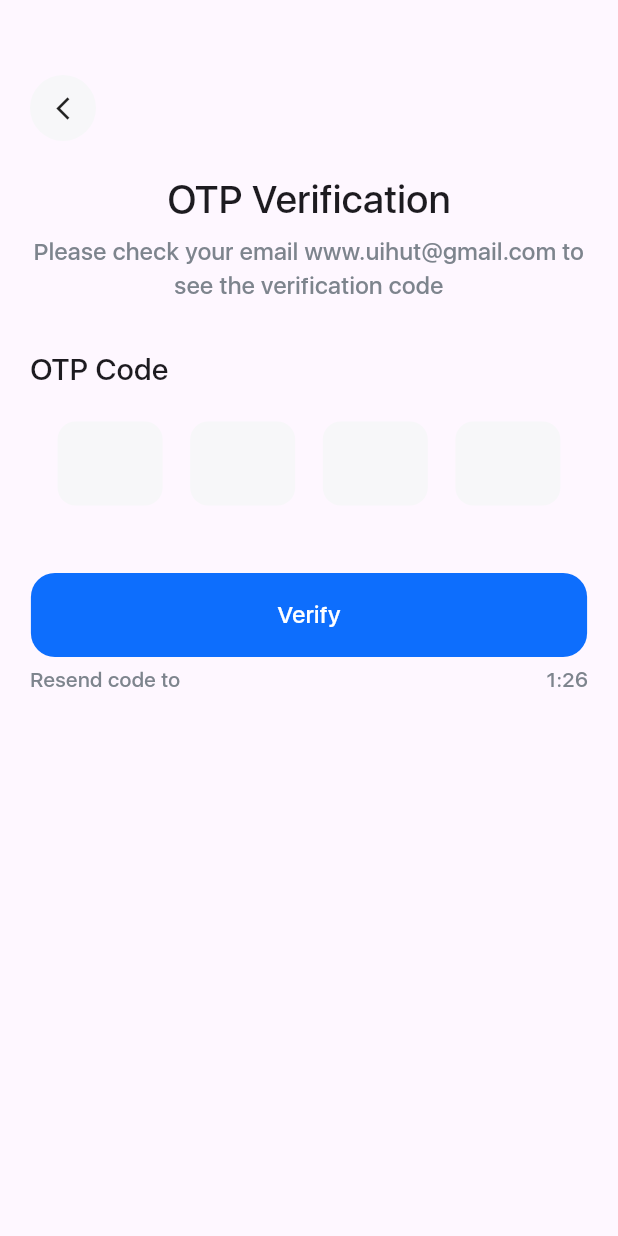
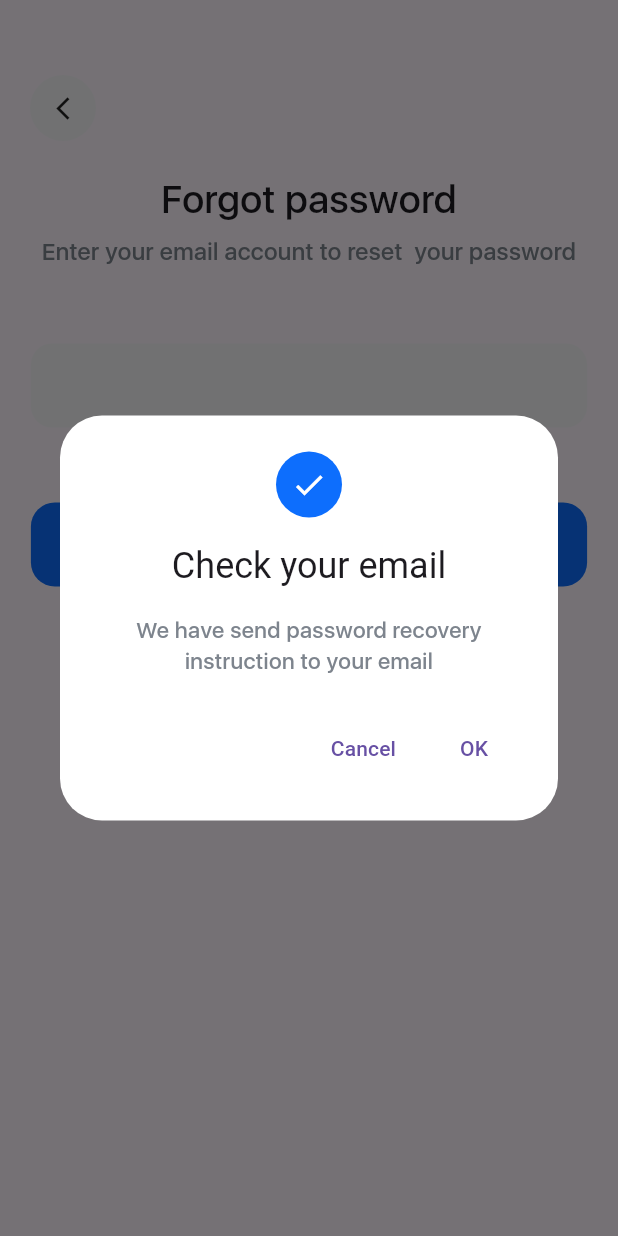
Before and after one commit to obidkhandev/homework---14-UI, a Flutter app: the ForgotPasswordUi14 screen opened directly, after a tap on "Reset Password", on a phone screen of 412 x 824 dp. Run offline on Flutter 3.47's test engine with Material 3 defaults, Android fonts, the phone set to English and light mode, and no system bars; our stand-ins replace fl_chart, flutter_svg.

Commit message:
completed travel app

```diff
--- a/lib/main.dart
+++ b/lib/main.dart
@@ -4,11 +4,7 @@ import 'package:modul_4_homework_obidxon/ui_1/screens/home_page.dart';
 import 'package:modul_4_homework_obidxon/ui_10/screen/home_screen.dart';
 import 'package:modul_4_homework_obidxon/ui_12/screens/home_screens.dart';
 import 'package:modul_4_homework_obidxon/ui_13/screens/on_boarding_screen.dart';
-import 'package:modul_4_homework_obidxon/ui_14/pages/home/home_screen.dart';
 import 'package:modul_4_homework_obidxon/ui_14/pages/material.dart';
-import 'package:modul_4_homework_obidxon/ui_14/pages/sing/forgot_password.dart';
-import 'package:modul_4_homework_obidxon/ui_14/pages/sing/verification.dart';
-import 'package:modul_4_homework_obidxon/ui_14/pages/splash/splash_page.dart';
 import 'package:modul_4_homework_obidxon/ui_2/screens/home_page.dart';
 import 'package:modul_4_homework_obidxon/ui_3/main.dart';
 import 'package:modul_4_homework_obidxon/ui_7/main.dart';
@@ -58,7 +54,7 @@ class _MyHomePageState extends State<MyHomePage> {
       // const SplashScreenUi14(),
       // HomeScreenUi14(),
       // ForgotPasswordUi14()
-      MyAppUi14()
+      const MyAppUi14()
     ];
     return Scaffold(
       floatingActionButton: FloatingActionButton(
--- a/lib/ui_12/screens/product_description.dart
+++ b/lib/ui_12/screens/product_description.dart
@@ -31,6 +31,7 @@ class _ProductDescriptionPageState extends State<ProductDescriptionPage>
     super.dispose();
   }
 
+  @override
   Widget build(BuildContext context) {
     return Scaffold(
       appBar: AppBar(
--- a/lib/ui_12/widget/bottom_nav_bar.dart
+++ b/lib/ui_12/widget/bottom_nav_bar.dart
@@ -32,7 +32,7 @@ class BottomNavBar extends StatelessWidget {
             },
             child: IconButton(
               onPressed: () {},
-              icon: Icon(Icons.home_filled),
+              icon: const Icon(Icons.home_filled),
             ),
           ),
           GestureDetector(
--- a/lib/ui_14/pages/material.dart
+++ b/lib/ui_14/pages/material.dart
@@ -1,7 +1,4 @@
 import 'package:flutter/material.dart';
-import 'package:modul_4_homework_obidxon/ui_14/pages/home/bottom_nav_bar.dart';
-import 'package:modul_4_homework_obidxon/ui_14/pages/home/home_screen.dart';
-import 'package:modul_4_homework_obidxon/ui_14/pages/sing/verification.dart';
 import 'package:modul_4_homework_obidxon/ui_14/pages/splash/splash_page.dart';
 
 class MyAppUi14 extends StatelessWidget {
--- a/lib/ui_14/pages/popular_package/popular_package_card.dart
+++ b/lib/ui_14/pages/popular_package/popular_package_card.dart
@@ -14,7 +14,8 @@ class PopularPackageCard extends StatelessWidget {
     required this.image,
     required this.title,
     required this.date,
-    required this.rating, required this.price,
+    required this.rating,
+    required this.price,
   });
 
   @override
@@ -81,7 +82,7 @@ class PopularPackageCard extends StatelessWidget {
                     color: Colors.white),
               ),
             ),
-          )
+          ),
         ],
       ),
     );
--- a/lib/ui_14/pages/sing/forgot_password.dart
+++ b/lib/ui_14/pages/sing/forgot_password.dart
@@ -1,8 +1,8 @@
 import 'package:flutter/material.dart';
 import 'package:modul_4_homework_obidxon/ui_14/compotations.dart';
 import 'package:modul_4_homework_obidxon/ui_14/pages/sing/compotations/email_field_container.dart';
-import 'package:modul_4_homework_obidxon/ui_14/pages/sing/verification.dart';
 import 'package:modul_4_homework_obidxon/ui_14/widget/arrow_icon.dart';
+import 'package:modul_4_homework_obidxon/ui_14/widget/my_alert_dialog.dart';
 import 'package:modul_4_homework_obidxon/ui_14/widget/rounded_button.dart';
 
 class ForgotPasswordUi14 extends StatefulWidget {
@@ -55,9 +55,12 @@ class _ForgotPasswordUi14State extends State<ForgotPasswordUi14> {
               text: "Reset Password",
               vertical: 30,
               press: () {
-                Navigator.push(context, MaterialPageRoute(builder: (context) {
-                  return VerificationScreen();
-                },),);
+                return showDialog<String>(
+                  context: context,
+                  builder: (context) {
+                    return MyAlertDialog();
+                  },
+                );
               },
             )
           ],
--- /dev/null
+++ b/lib/ui_14/widget/my_alert_dialog.dart
@@ -0,0 +1,51 @@
+import 'package:flutter/material.dart';
+import 'package:modul_4_homework_obidxon/ui_14/compotations.dart';
+import 'package:modul_4_homework_obidxon/ui_14/pages/sing/verification.dart';
+
+class MyAlertDialog extends StatelessWidget {
+  const MyAlertDialog({
+    super.key,
+  });
+
+  @override
+  Widget build(BuildContext context) {
+    return AlertDialog(
+      title: Text("Check your email"),
+      backgroundColor: Colors.white,
+      icon: Container(
+        height: 44,
+        width: 44,
+        decoration: BoxDecoration(
+          color: kPrimaryColorUi14,
+          shape: BoxShape.circle,
+        ),
+        child: Icon(
+          Icons.check,
+          color: Colors.white,
+        ),
+      ),
+      content: Text(
+        "We have send password recovery instruction to your email",
+        style: kSfUiSytle,
+        textAlign: TextAlign.center,
+      ),
+      actions: <Widget>[
+        TextButton(
+          onPressed: () => Navigator.pop(context, 'Cancel'),
+          child: const Text('Cancel'),
+        ),
+        TextButton(
+          onPressed: () => Navigator.push(
+            context,
+            MaterialPageRoute(
+              builder: (context) {
+                return VerificationScreen();
+              },
+            ),
+          ),
+          child: const Text('OK'),
+        ),
+      ],
+    );
+  }
+}
```
Also changed, not shown: lib/ui_14/pages/sing/verification.dart (+2 -5 lines).
